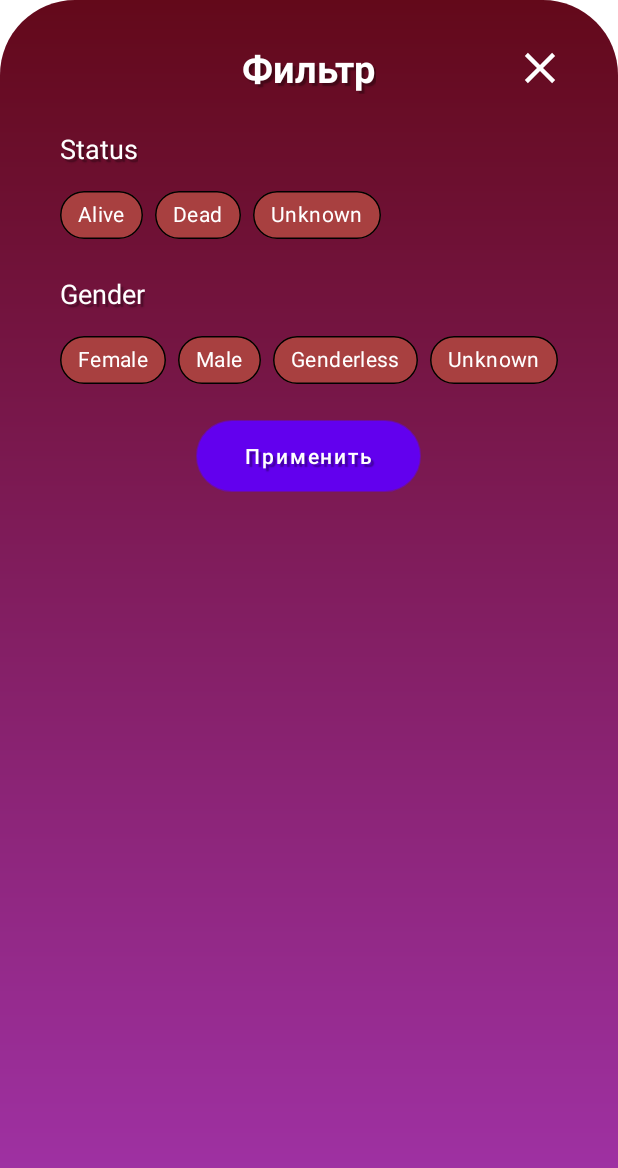
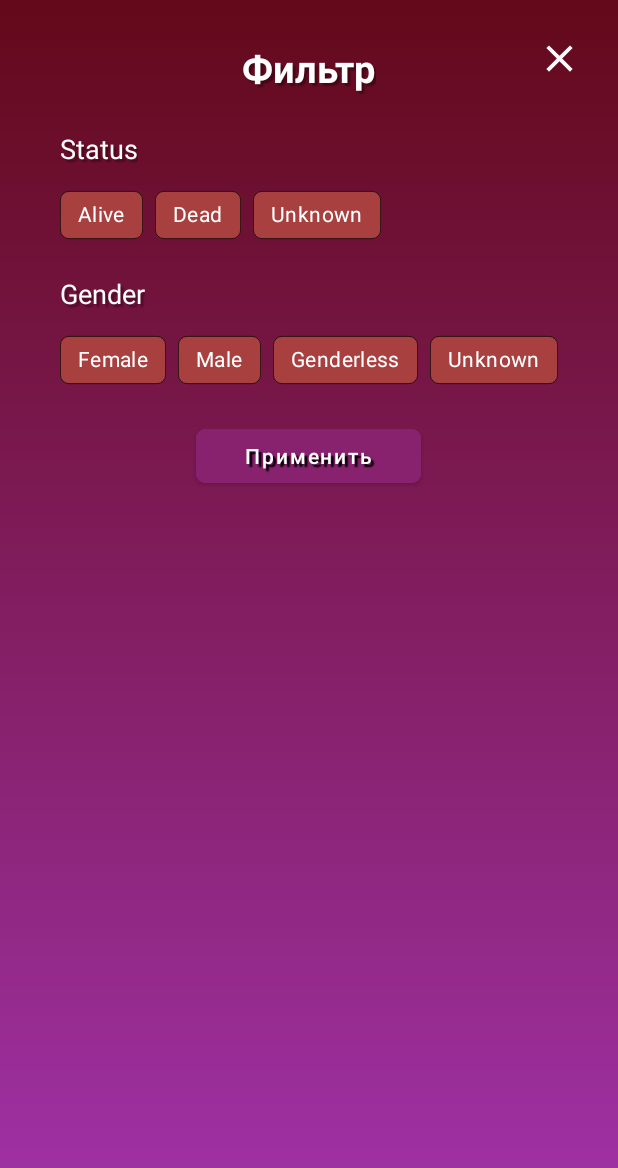
Before and after one commit to Grifalionys/RickandMorty, an Android app: the layout bottom_filter_fragment.xml on its own in the app's theme, with its tools: preview values and no code run, on a phone screen of 412 x 824 dp. Shown: the top 1168 px of the screen. Run offline under Robolectric (Android 15) with nearby library versions, the phone set to English and light mode, and no system bars.

Commit message:
Design dialog window

```diff
--- a/app/src/main/res/drawable/background_custom_filter.xml
+++ b/app/src/main/res/drawable/background_custom_filter.xml
@@ -1,9 +1,6 @@
 <?xml version="1.0" encoding="utf-8"?>
-<shape xmlns:android="http://schemas.android.com/apk/res/android"
-    android:shape="rectangle">
-    <corners
-        android:topLeftRadius="50dp"
-        android:topRightRadius="50dp"/>
+<shape xmlns:android="http://schemas.android.com/apk/res/android">
+
     <gradient
         android:angle="90"
         android:startColor="#A233AA"
--- a/app/src/main/res/layout/bottom_filter_fragment.xml
+++ b/app/src/main/res/layout/bottom_filter_fragment.xml
@@ -11,7 +11,7 @@
         android:layout_width="wrap_content"
         android:layout_height="wrap_content"
         android:layout_marginTop="28dp"
-        android:text="Фильтр"
+        android:text="@string/filter"
         android:textSize="25sp"
         android:textStyle="bold"
         android:theme="@style/TextViewWhiteStyle"
@@ -25,7 +25,7 @@
         android:layout_height="wrap_content"
         android:layout_marginStart="40dp"
         android:layout_marginTop="24dp"
-        android:text="Status"
+        android:text="@string/status_eng"
         android:textSize="18sp"
         android:theme="@style/TextViewWhiteStyle"
         app:layout_constraintStart_toStartOf="parent"
@@ -36,7 +36,7 @@
         android:layout_width="wrap_content"
         android:layout_height="wrap_content"
         android:layout_marginTop="16dp"
-        android:text="Gender"
+        android:text="@string/gender_eng"
         android:textSize="18sp"
         android:theme="@style/TextViewWhiteStyle"
         app:layout_constraintStart_toStartOf="@+id/tvInfoStatus"
@@ -49,15 +49,18 @@
         android:layout_height="wrap_content"
         android:layout_marginTop="16dp"
         android:layout_marginBottom="16dp"
-        android:background="@drawable/button_gradient"
-        android:text="Применить"
+        android:backgroundTint="#88226F"
+        android:shadowColor="@color/black"
+        android:text="@string/apply"
         android:textAllCaps="false"
+        app:cornerRadius="6dp"
         app:layout_constraintBottom_toBottomOf="parent"
         app:layout_constraintEnd_toEndOf="parent"
         app:layout_constraintHorizontal_bias="0.498"
         app:layout_constraintStart_toStartOf="parent"
         app:layout_constraintTop_toBottomOf="@+id/chipGroup_gender"
-        app:layout_constraintVertical_bias="0.0" />
+        app:layout_constraintVertical_bias="0.0"
+        app:strokeColor="#000000" />
 
     <com.google.android.material.chip.ChipGroup
         android:id="@+id/chipGroup_status"
@@ -75,21 +78,21 @@
             style="@style/CustomChipStyle"
             android:layout_width="wrap_content"
             android:layout_height="wrap_content"
-            android:text="Alive" />
+            android:text="@string/alive_eng" />
 
         <com.google.android.material.chip.Chip
             android:id="@+id/chip_dead"
             style="@style/CustomChipStyle"
             android:layout_width="wrap_content"
             android:layout_height="wrap_content"
-            android:text="Dead" />
+            android:text="@string/dead_eng" />
 
         <com.google.android.material.chip.Chip
             android:id="@+id/chip_unknown"
             style="@style/CustomChipStyle"
             android:layout_width="wrap_content"
             android:layout_height="wrap_content"
-            android:text="Unknown" />
+            android:text="@string/unknown_eng" />
     </com.google.android.material.chip.ChipGroup>
 
     <com.google.android.material.chip.ChipGroup
@@ -107,39 +110,38 @@
             style="@style/CustomChipStyle"
             android:layout_width="wrap_content"
             android:layout_height="wrap_content"
-            android:text="Female" />
+            android:text="@string/female_eng" />
 
         <com.google.android.material.chip.Chip
             android:id="@+id/chip_male"
             style="@style/CustomChipStyle"
             android:layout_width="wrap_content"
             android:layout_height="wrap_content"
-            android:text="Male" />
+            android:text="@string/male_eng" />
 
         <com.google.android.material.chip.Chip
             android:id="@+id/chip_genderless"
             style="@style/CustomChipStyle"
             android:layout_width="wrap_content"
             android:layout_height="wrap_content"
-            android:text="Genderless" />
+            android:text="@string/genderless_eng" />
 
         <com.google.android.material.chip.Chip
             android:id="@+id/chip_unknown_gender"
             style="@style/CustomChipStyle"
             android:layout_width="wrap_content"
             android:layout_height="wrap_content"
-            android:text="Unknown" />
+            android:text="@string/unknown" />
     </com.google.android.material.chip.ChipGroup>
 
     <ImageView
         android:id="@+id/btnCloseDialog"
-        android:layout_width="40dp"
-        android:layout_height="0dp"
-        android:layout_marginEnd="32dp"
-        app:layout_constraintBottom_toBottomOf="@+id/tvInfoFilter"
+        android:layout_width="30dp"
+        android:layout_height="30dp"
+        android:layout_marginTop="24dp"
+        android:layout_marginEnd="24dp"
         app:layout_constraintEnd_toEndOf="parent"
-        app:layout_constraintTop_toTopOf="@+id/tvInfoFilter"
-        app:layout_constraintVertical_bias="0.56"
+        app:layout_constraintTop_toTopOf="parent"
         app:srcCompat="@drawable/baseline_close_24" />
 
 </androidx.constraintlayout.widget.ConstraintLayout>
--- a/app/src/main/res/values/strings.xml
+++ b/app/src/main/res/values/strings.xml
@@ -21,4 +21,15 @@
     <string name="origin">Происхождение</string>
     <string name="tv_ex">TextView</string>
     <string name="error_parameters">Параметры не заданы</string>
+    <string name="apply">Применить</string>
+    <string name="filter">Фильтр</string>
+    <string name="status_eng">Status</string>
+    <string name="gender_eng">Gender</string>
+    <string name="alive_eng">Alive</string>
+    <string name="dead_eng">Dead</string>
+    <string name="unknown_eng">Unknown</string>
+    <string name="female_eng">Female</string>
+    <string name="male_eng">Male</string>
+    <string name="genderless_eng">Genderless</string>
+    <string name="unknown">Unknown</string>
 </resources>
--- a/app/src/main/res/values/style.xml
+++ b/app/src/main/res/values/style.xml
@@ -40,8 +40,9 @@
     <style name="CustomChipStyle" parent="Widget.MaterialComponents.Chip.Filter">
         <item name="chipBackgroundColor">@color/custom_red</item>
         <item name="chipStrokeColor">@color/black</item>
-        <item name="chipStrokeWidth">1dp</item>
+        <item name="chipStrokeWidth">0.5dp</item>
         <item name="android:textColor">@color/white</item>
+        <item name="chipCornerRadius">6dp</item>
     </style>
 
 
--- a/app/src/main/res/values/themes.xml
+++ b/app/src/main/res/values/themes.xml
@@ -1,6 +1,6 @@
 <resources xmlns:tools="http://schemas.android.com/tools">
     <!-- Base application theme. -->
-    <style name="Theme.RickAndMorty" parent="Theme.MaterialComponents.DayNight.NoActionBar">
+    <style name="Theme.RickAndMorty" parent="Theme.MaterialComponents.Light.NoActionBar">
         <!-- Primary brand color. -->
         <item name="colorPrimary">@color/purple_500</item>
         <item name="colorPrimaryVariant">#7C1322</item>
```
